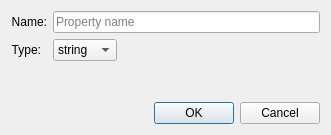
This is src/gui/properties/add_property_dialog.ui in albin-johansson/tactile as Qt 5 draws it before an edit. The edited form follows.
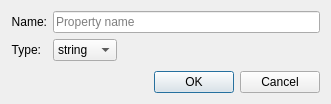
This is the edited form.

What changed in the file:
```diff
--- a/src/gui/properties/add_property_dialog.ui
+++ b/src/gui/properties/add_property_dialog.ui
@@ -7,7 +7,7 @@
     <x>0</x>
     <y>0</y>
     <width>331</width>
-    <height>135</height>
+    <height>104</height>
    </rect>
   </property>
   <property name="sizePolicy">
```
